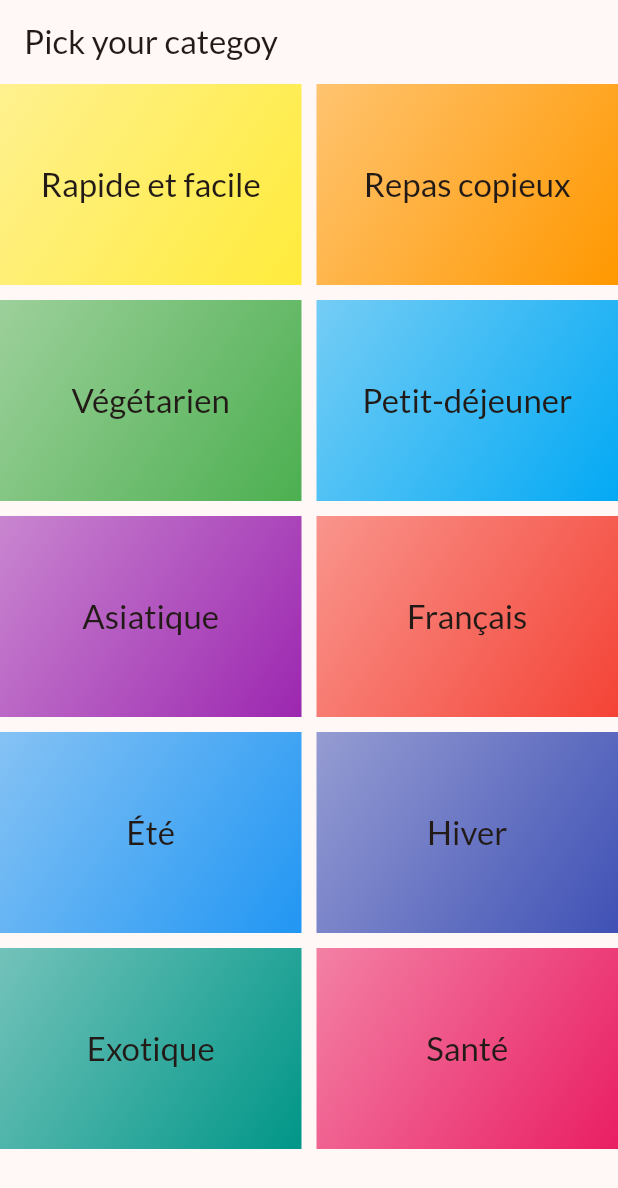
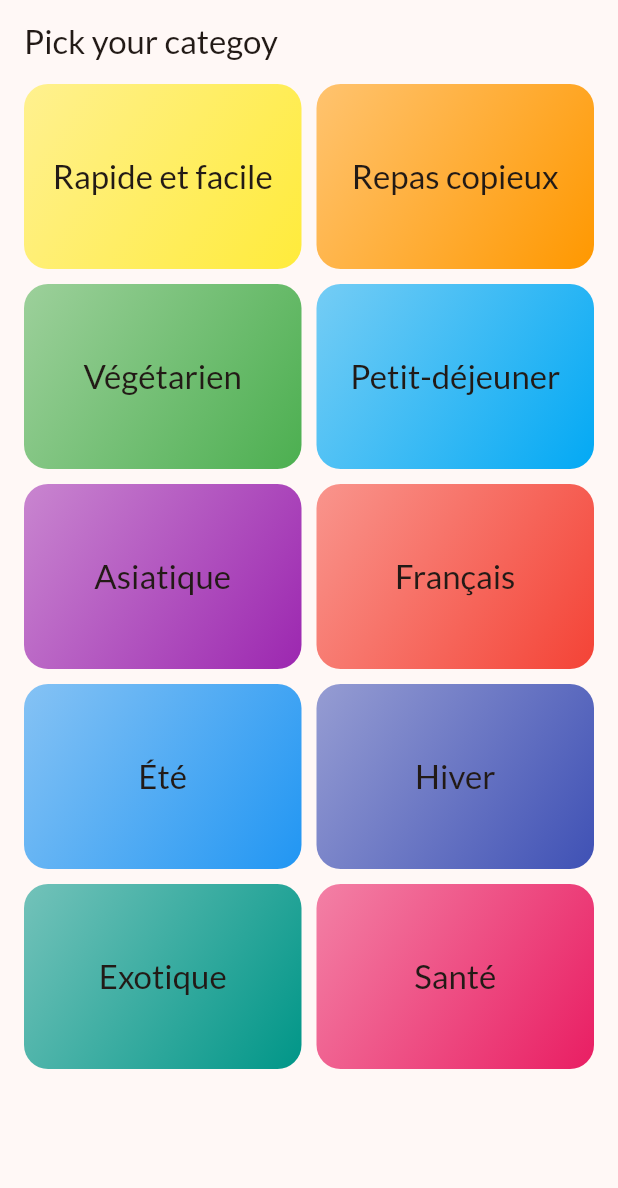
Before and after one commit to Fenysk/5_flutter_meals_app, a Flutter app: the screen it shows after launch, on a phone screen of 412 x 824 dp. Shown: the top 1188 px of the screen. Run offline on Flutter 3.47's test engine with Material 3 defaults, Android fonts, the phone set to English and light mode, and no system bars; our stand-ins replace google_fonts.

```diff
--- a/lib/screens/categories_screen.dart
+++ b/lib/screens/categories_screen.dart
@@ -11,7 +11,9 @@ class CategoriesScreen extends StatelessWidget {
       appBar: AppBar(
         title: const Text('Pick your categoy'),
       ),
-      body: GridView(
+      body: Padding(
+        padding: const EdgeInsets.symmetric(horizontal: 16),
+        child: GridView(
           gridDelegate: const SliverGridDelegateWithFixedCrossAxisCount(
             crossAxisCount: 2,
             childAspectRatio: 3 / 2,
@@ -23,6 +25,7 @@ class CategoriesScreen extends StatelessWidget {
               CategoryGridItem(category: category),
           ],
         ),
+      ),
     );
   }
 }
--- a/lib/widgets/category_grid_item.dart
+++ b/lib/widgets/category_grid_item.dart
@@ -8,9 +8,14 @@ class CategoryGridItem extends StatelessWidget {
 
   @override
   Widget build(BuildContext context) {
-    return Container(
+    return InkWell(
+      onTap: () {},
+      splashColor: Theme.of(context).primaryColor,
+      borderRadius: BorderRadius.circular(16),
+      child: Container(
         padding: const EdgeInsets.all(16),
         decoration: BoxDecoration(
+          borderRadius: BorderRadius.circular(16),
           gradient: LinearGradient(
             colors: [
               category.color.withOpacity(0.55),
@@ -28,6 +33,7 @@ class CategoryGridItem extends StatelessWidget {
                 ),
           ),
         ),
+      ),
     );
   }
 }
```
Lines whose indentation alone changed are shown as unchanged.
